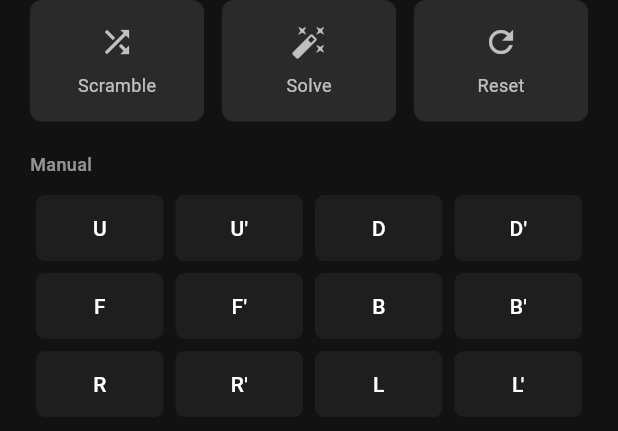
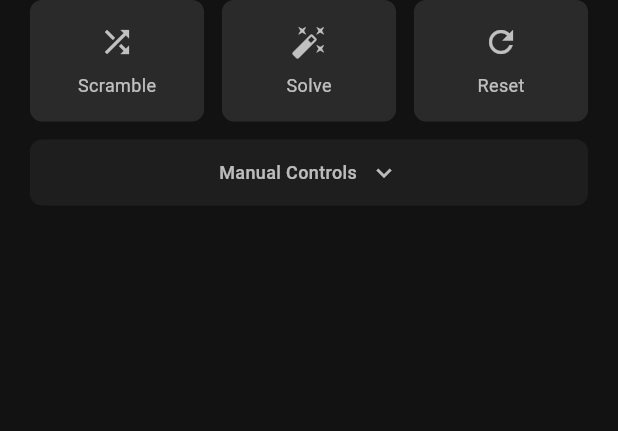
Before and after one commit to lemontree-tech/rubiks_cude_solver, a Flutter app: the GameControls widget shown alone on an empty page, opened directly with empty values, on a phone screen of 412 x 824 dp. Shown: the top 431 px of the screen. Run offline on Flutter 3.47's test engine with Material 3 defaults, Android fonts, the phone set to English and light mode, and no system bars; missing offline and left inert: cuber.

Commit message:
feat(manual control): toggle open

```diff
--- a/lib/main.dart
+++ b/lib/main.dart
@@ -38,6 +38,7 @@ class _CubeSolverPageState extends State<CubeSolverPage> {
   List<String> solution = [];
   bool isSolving = false;
   String statusMessage = 'Ready';
+  bool showManualControls = false;
 
   @override
   void initState() {
@@ -215,6 +216,12 @@ class _CubeSolverPageState extends State<CubeSolverPage> {
               onReset: _resetCube,
               onMove: _applyMove,
               isSolving: isSolving,
+              showManualControls: showManualControls,
+              onToggleManualControls: () {
+                setState(() {
+                  showManualControls = !showManualControls;
+                });
+              },
             ),
 
             const SizedBox(height: 20),
--- a/lib/widgets/game_controls.dart
+++ b/lib/widgets/game_controls.dart
@@ -7,6 +7,8 @@ class GameControls extends StatelessWidget {
   final VoidCallback onReset;
   final Function(String) onMove;
   final bool isSolving;
+  final bool showManualControls;
+  final VoidCallback onToggleManualControls;
 
   const GameControls({
     super.key,
@@ -16,6 +18,8 @@ class GameControls extends StatelessWidget {
     required this.onReset,
     required this.onMove,
     required this.isSolving,
+    required this.showManualControls,
+    required this.onToggleManualControls,
   });
 
   @override
@@ -61,26 +65,57 @@ class GameControls extends StatelessWidget {
           ),
         ),
 
-        const SizedBox(height: 20),
+        const SizedBox(height: 12),
 
-        // Manual controls
+        // Manual controls toggle
         Padding(
           padding: const EdgeInsets.symmetric(horizontal: 20),
-          child: Column(
-            crossAxisAlignment: CrossAxisAlignment.start,
+          child: InkWell(
+            onTap: onToggleManualControls,
+            borderRadius: BorderRadius.circular(8),
+            child: Container(
+              padding: const EdgeInsets.symmetric(vertical: 12),
+              decoration: BoxDecoration(
+                color: Colors.white.withOpacity(0.05),
+                borderRadius: BorderRadius.circular(8),
+              ),
+              child: Row(
+                mainAxisAlignment: MainAxisAlignment.center,
                 children: [
                   Text(
-                'Manual',
+                    'Manual Controls',
                     style: TextStyle(
                       fontSize: 12,
-                  color: Colors.white54,
+                      color: Colors.white70,
                       fontWeight: FontWeight.w500,
                     ),
                   ),
-              const SizedBox(height: 12),
-              _buildManualControls(),
+                  const SizedBox(width: 8),
+                  AnimatedRotation(
+                    turns: showManualControls ? 0.5 : 0,
+                    duration: const Duration(milliseconds: 200),
+                    child: Icon(
+                      Icons.keyboard_arrow_down,
+                      color: Colors.white70,
+                      size: 20,
+                    ),
+                  ),
                 ],
               ),
+            ),
+          ),
+        ),
+
+        // Manual controls (collapsible with animation)
+        AnimatedSize(
+          duration: const Duration(milliseconds: 200),
+          curve: Curves.easeInOut,
+          child: showManualControls
+              ? Padding(
+                  padding: const EdgeInsets.only(top: 12, left: 20, right: 20),
+                  child: _buildManualControls(),
+                )
+              : const SizedBox.shrink(),
         ),
       ],
     );
```
Lines whose indentation alone changed are shown as unchanged.
